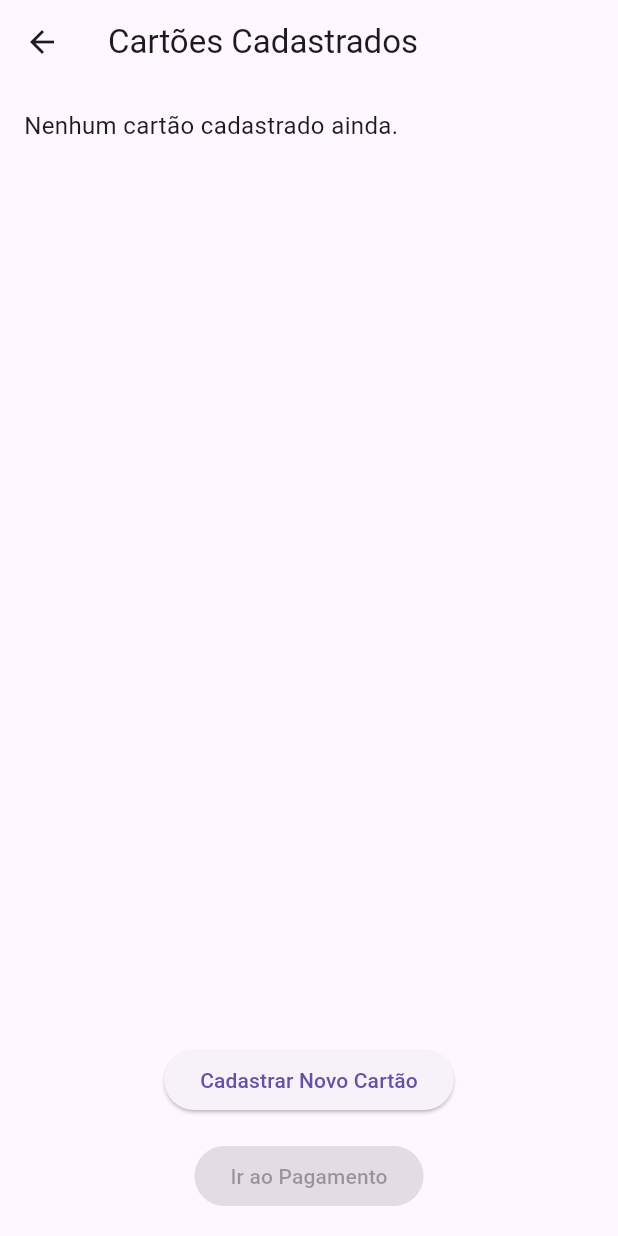
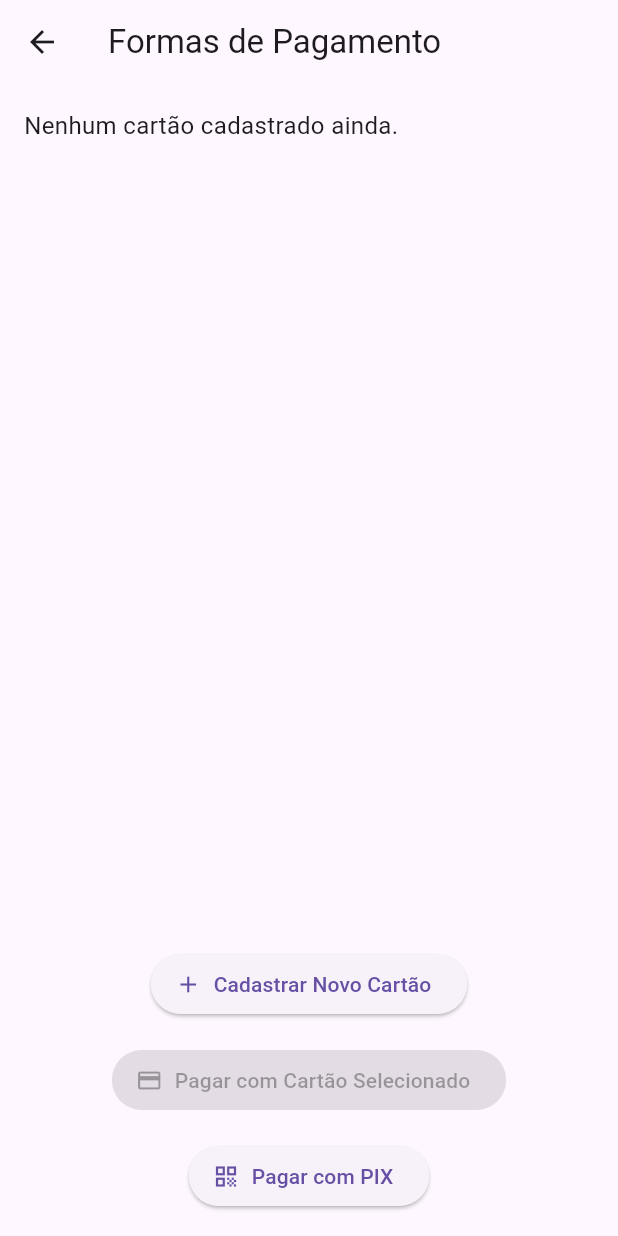
Before and after one commit to gabrielmatozoalmeida/Aplicativo-Mac_FEI, a Flutter app: the PaymentScreen screen opened by its route, on a phone screen of 412 x 824 dp. Run offline on Flutter 3.47's test engine with Material 3 defaults, Android fonts, the phone set to English and light mode, and no system bars; our stand-ins replace flutter_masked_text2.

Commit message:
Add files via upload

```diff
--- a/lib/main.dart
+++ b/lib/main.dart
@@ -29,7 +29,7 @@ class MACFEIApp extends StatelessWidget {
         '/payment': (context) => const PaymentScreen(),
         '/pix_payment': (context) => const PixPaymentScreen(),
         '/user_type': (context) => const UserTypeScreen(),
-        '/card_registration': (context) => CardRegistrationScreen(),
+        '/card_registration': (context) => const CardRegistrationScreen(),
       },
       onGenerateRoute: (settings) {
         if (settings.name == '/cart') {
--- a/lib/screens/payment_screen.dart
+++ b/lib/screens/payment_screen.dart
@@ -1,25 +1,23 @@
 import 'package:flutter/material.dart';
 // Renomear a importação para evitar conflitos
-import 'package:macfei_app/screens/card_registration_screen.dart'
-    as cardRegistration;
+import 'package:macfei_app/screens/card_registration_screen.dart' as cardRegistration;
 
 class PaymentScreen extends StatefulWidget {
   const PaymentScreen({Key? key}) : super(key: key);
 
   @override
-  State<PaymentScreen> createState() => _RegisteredCardsScreenState();
+  State<PaymentScreen> createState() => _PaymentScreenState();
 }
 
-class _RegisteredCardsScreenState extends State<PaymentScreen> {
-  final List<Map<String, dynamic>> registeredCards =
-      []; // Lista de cartões cadastrados
+class _PaymentScreenState extends State<PaymentScreen> {
+  final List<Map<String, dynamic>> registeredCards = []; // Lista de cartões cadastrados
   int? selectedCardIndex; // Índice do cartão selecionado
 
   @override
   Widget build(BuildContext context) {
     return Scaffold(
       appBar: AppBar(
-        title: const Text('Cartões Cadastrados'),
+        title: const Text('Formas de Pagamento'),
       ),
       body: Column(
         children: [
@@ -67,7 +65,7 @@ class _RegisteredCardsScreenState extends State<PaymentScreen> {
             padding: const EdgeInsets.all(16.0),
             child: Column(
               children: [
-                ElevatedButton(
+                ElevatedButton.icon(
                   onPressed: () async {
                     final newCard = await Navigator.push<Map<String, dynamic>>(
                       context,
@@ -81,16 +79,26 @@ class _RegisteredCardsScreenState extends State<PaymentScreen> {
                       });
                     }
                   },
-                  child: const Text('Cadastrar Novo Cartão'),
+                  icon: const Icon(Icons.add),
+                  label: const Text('Cadastrar Novo Cartão'),
                 ),
                 const SizedBox(height: 16),
-                ElevatedButton(
+                ElevatedButton.icon(
                   onPressed: selectedCardIndex == null
                       ? null
                       : () {
                           _confirmPayment(context, registeredCards[selectedCardIndex!]);
                         },
-                  child: const Text('Ir ao Pagamento'),
+                  icon: const Icon(Icons.payment),
+                  label: const Text('Pagar com Cartão Selecionado'),
+                ),
+                const SizedBox(height: 16),
+                ElevatedButton.icon(
+                  onPressed: () {
+                    Navigator.pushNamed(context, '/pix_payment');
+                  },
+                  icon: const Icon(Icons.qr_code),
+                  label: const Text('Pagar com PIX'),
                 ),
               ],
             ),
@@ -131,7 +139,7 @@ class _RegisteredCardsScreenState extends State<PaymentScreen> {
     ScaffoldMessenger.of(context).showSnackBar(
       const SnackBar(
         content: Text(
-          'Pagamento realizado com sucesso!!',
+          'Pagamento realizado com sucesso!',
           style: TextStyle(color: Colors.white),
         ),
         backgroundColor: Colors.green,
--- a/pubspec.yaml
+++ b/pubspec.yaml
@@ -30,6 +30,8 @@ environment:
 dependencies:
   flutter:
     sdk: flutter
+  flutter_masked_text2: ^0.9.0 # Adiciona suporte a mÃ¡scaras
+
 
 
   # The following adds the Cupertino Icons font to your application.
```
Also changed, not shown: pubspec.lock.
